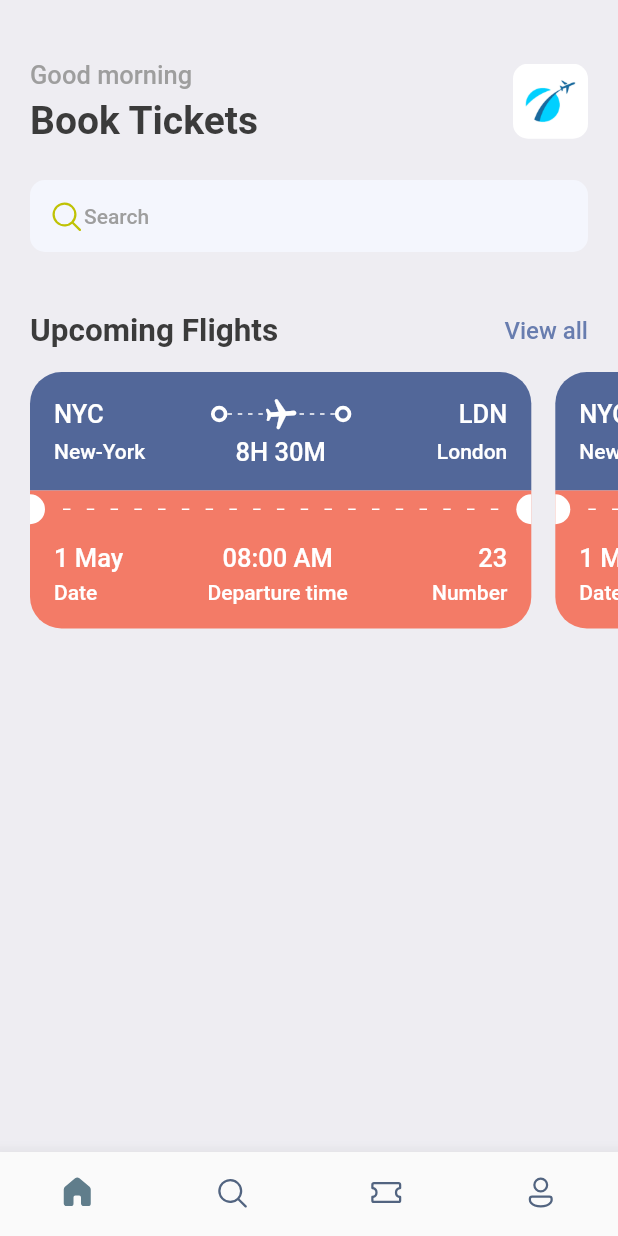
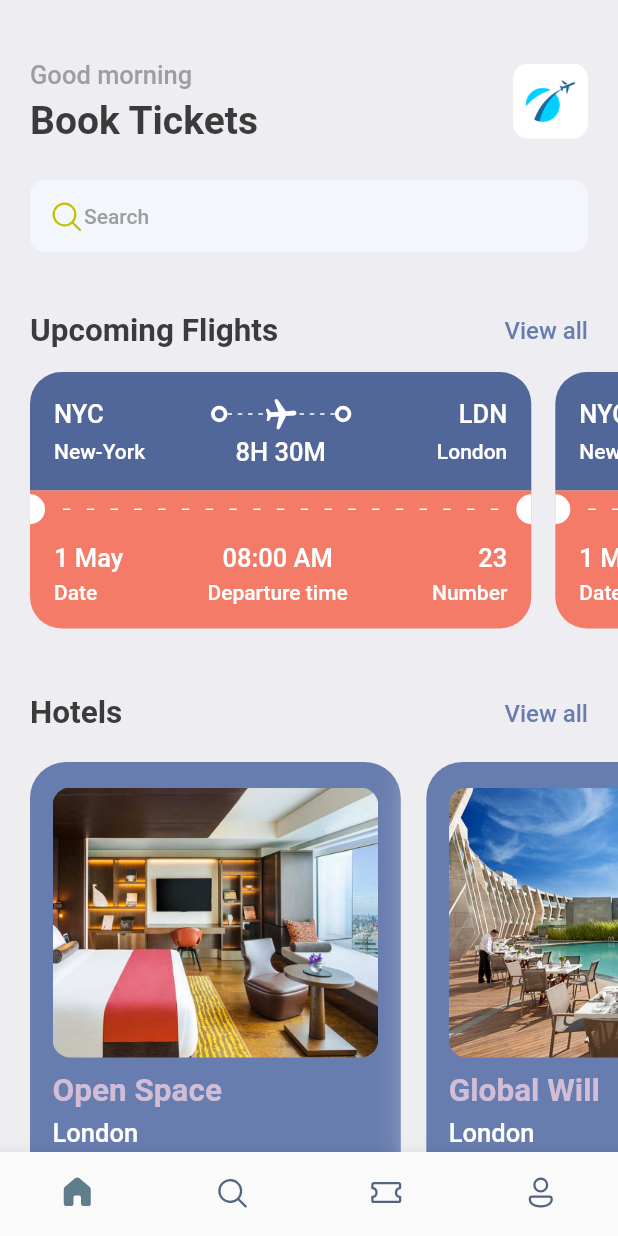
Before and after one commit to ToKc-a/book_tickets, a Flutter app: the screen it shows after launch, on a phone screen of 412 x 824 dp. Run offline on Flutter 3.47's test engine with Material 2 defaults, Android fonts, the phone set to English and light mode, and no system bars; our stand-ins replace fluentui_icons, gap.

Commit message:
- hotels carousel

```diff
--- a/lib/screens/home_screen.dart
+++ b/lib/screens/home_screen.dart
@@ -1,4 +1,6 @@
+import 'package:book_tickets/screens/hotel_screen.dart';
 import 'package:book_tickets/screens/ticket_view.dart';
+import 'package:book_tickets/utils/app_info_list.dart';
 import 'package:book_tickets/utils/app_styles.dart';
 import 'package:fluentui_icons/fluentui_icons.dart';
 import 'package:flutter/cupertino.dart';
@@ -97,7 +99,37 @@ class HomeScreen extends StatelessWidget {
                 TicketView()
               ],
             ),
-          )
+          ),
+          const Gap(15.0),
+          Container(
+            padding: const EdgeInsets.symmetric(horizontal: 20.0),
+            child: Row(
+              mainAxisAlignment: MainAxisAlignment.spaceBetween,
+              children: [
+                Text(
+                  "Hotels",
+                  style: Styles.headLineStyle2,
+                ),
+                InkWell(
+                    onTap: (){
+                      print ("You are tapped!!");
+                    },
+                    child: Text(
+                      "View all",
+                      style:
+                      Styles.textStyle.copyWith(color: Styles.primaryColor),
+                    ))
+              ],
+            ),
+          ),
+          const Gap(15.0),
+          SingleChildScrollView(
+            scrollDirection: Axis.horizontal,
+            padding: EdgeInsets.only(left: 20),
+            child: Row(
+              children: hotelList.map((singleHotel) => HotelScreen(hotel: singleHotel)).toList()
+            ),
+          ),
         ],
       ),
     );
--- /dev/null
+++ b/lib/screens/hotel_screen.dart
@@ -0,0 +1,54 @@
+import 'package:book_tickets/utils/app_layout.dart';
+import 'package:book_tickets/utils/app_styles.dart';
+import 'package:flutter/material.dart';
+import 'package:gap/gap.dart';
+
+class HotelScreen extends StatelessWidget {
+  final Map<String, dynamic> hotel;
+  const HotelScreen({Key? key, required this.hotel}) : super(key: key);
+
+  @override
+  Widget build(BuildContext context) {
+    final size = AppLayout.getSize(context);
+
+    return Container(
+      width: size.width * 0.6,
+      height: 350,
+      padding: EdgeInsets.symmetric(horizontal: 15.0, vertical: 17.0),
+      margin: EdgeInsets.only(right: 17.0, top: 5.0),
+      decoration: BoxDecoration(
+        color: Styles.primaryColor,
+        borderRadius: BorderRadius.circular(24.0),
+        boxShadow: [
+          BoxShadow(
+            color: Colors.grey.shade200,
+            blurRadius: 20,
+            spreadRadius: 5
+          )
+        ]
+      ),
+      child: Column(
+        crossAxisAlignment: CrossAxisAlignment.start,
+        children: [
+          Container(
+            height: 180,
+            decoration: BoxDecoration(
+              borderRadius: BorderRadius.circular(12.0),
+              color: Styles.primaryColor,
+              image: DecorationImage(
+                fit: BoxFit.cover,
+                image: AssetImage("assets/images/${hotel['image']}"),
+              ),
+            ),
+          ),
+          const Gap(10.0),
+          Text(hotel['place'], style: Styles.headLineStyle2.copyWith(color: Styles.kakiColor),),
+          const Gap(5.0),
+          Text(hotel['destination'], style: Styles.headLineStyle3.copyWith(color: Colors.white),),
+          const Gap(8.0),
+          Text("\$${hotel['price']}/night", style: Styles.headLineStyle1.copyWith(color: Styles.kakiColor),),
+        ],
+      ),
+    );
+  }
+}
--- a/lib/screens/ticket_view.dart
+++ b/lib/screens/ticket_view.dart
@@ -6,6 +6,7 @@ import 'package:gap/gap.dart';
 import '../utils/app_styles.dart';
 
 class TicketView extends StatelessWidget {
+
   const TicketView({Key? key}) : super(key: key);
 
   @override
--- /dev/null
+++ b/lib/utils/app_info_list.dart
@@ -0,0 +1,51 @@
+List<Map<String, dynamic>> hotelList = [
+  {
+    'image': 'one.png',
+    'place': 'Open Space',
+    'destination': 'London',
+    'price': 25
+  },
+  {
+    'image': 'two.png',
+    'place': 'Global Will',
+    'destination': 'London',
+    'price': 40
+  },
+  {
+    'image': 'three.png',
+    'place': 'Tallest Building',
+    'destination': 'Dubai',
+    'price': 68
+  },
+];
+
+List<Map<String, dynamic>> ticketList = [
+  {
+    'from': {
+      'code':"NYC",
+      'name':"New-York"
+    },
+    'to': {
+      'code':"LDN",
+      'name':"London"
+    },
+    'flying_time': '8H 30M',
+    'date': "1 MAY",
+    'departure_time':"08:00 AM",
+    "number":23
+  },
+  {
+    'from': {
+      'code':"DK",
+      'name':"Dhaka"
+    },
+    'to': {
+      'code':"SH",
+      'name':"Shanghai"
+    },
+    'flying_time': '4H 20M',
+    'date': "10 MAY",
+    'departure_time':"09:00 AM",
+    "number":45
+  },
+];
--- a/lib/utils/app_styles.dart
+++ b/lib/utils/app_styles.dart
@@ -8,6 +8,7 @@ class Styles {
   static Color bgColor = const Color(0xFFeeedf2);
   static Color blueColor = const Color(0xFF526799);
   static Color orangeColor = const Color(0xFFF37B67);
+  static Color kakiColor = const Color(0xFFd2bdd6);
 
   static TextStyle textStyle = TextStyle(fontSize: 16.0, color: textColor, fontWeight: FontWeight.w500);
   static TextStyle headLineStyle1 = TextStyle(fontSize: 26.0, color: textColor, fontWeight: FontWeight.bold);
```
